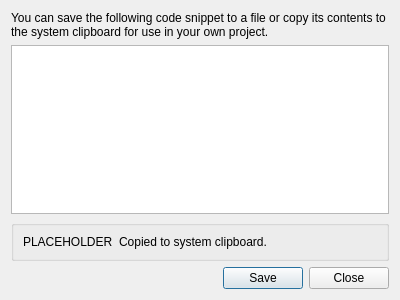
The window that codesnippetdialog.ui (irydacea/wespal) describes before a commit, drawn with Qt 5.
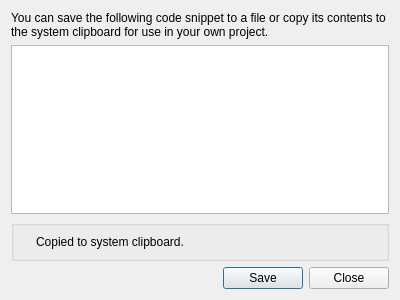
The same window after the commit.

Commit message: codesnippetdialog: Remove icon placeholder text so it doesn't appear on-screen if we get a null pixmap from the platform

```diff
--- a/codesnippetdialog.ui
+++ b/codesnippetdialog.ui
@@ -45,7 +45,7 @@
       <item>
        <widget class="QLabel" name="successIcon">
         <property name="text">
-         <string>PLACEHOLDER</string>
+         <string/>
         </property>
        </widget>
       </item>
```
